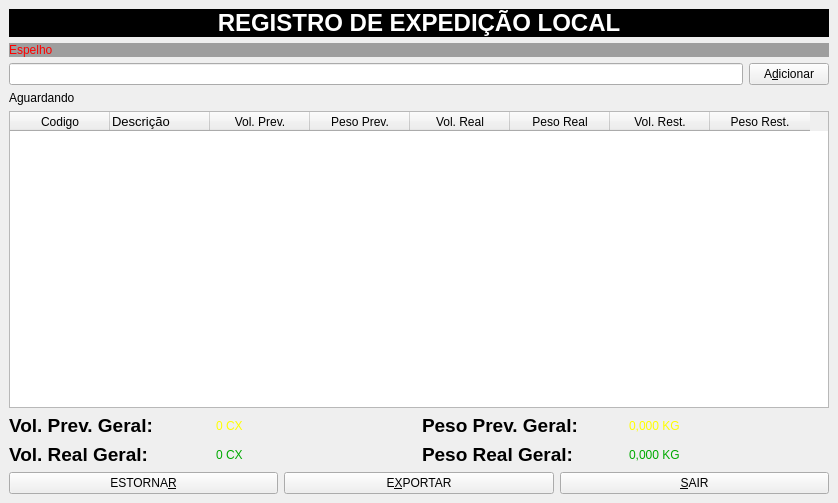
Above: gui/view/tela_leitura.ui from siqueiradias/Expedicao_local before the change. Below: the same form after it.
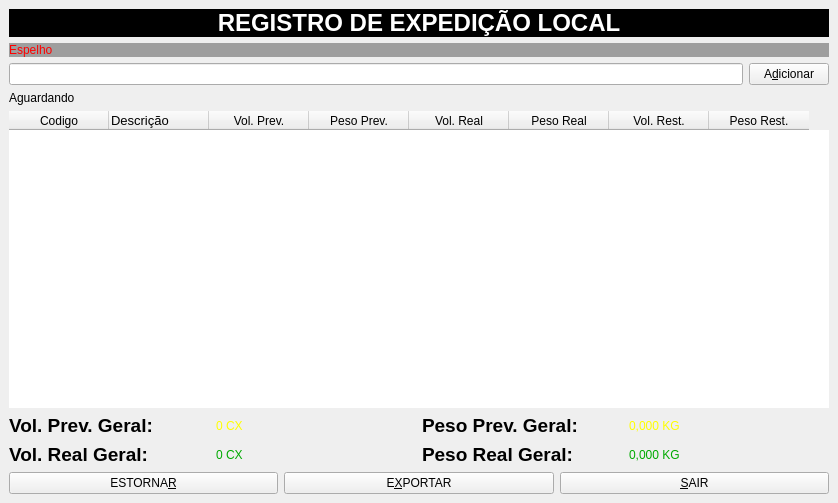
That is the form after the change.

```diff
--- a/gui/view/tela_leitura.ui
+++ b/gui/view/tela_leitura.ui
@@ -135,8 +135,11 @@
     </item>
     <item row="5" column="0">
      <widget class="QTableWidget" name="tbl_resumo">
+      <property name="frameShape">
+       <enum>QFrame::NoFrame</enum>
+      </property>
       <property name="frameShadow">
-       <enum>QFrame::Raised</enum>
+       <enum>QFrame::Plain</enum>
       </property>
       <property name="editTriggers">
        <set>QAbstractItemView::NoEditTriggers</set>
@@ -144,6 +147,12 @@
       <property name="selectionMode">
        <enum>QAbstractItemView::SingleSelection</enum>
       </property>
+      <property name="showGrid">
+       <bool>false</bool>
+      </property>
+      <property name="gridStyle">
+       <enum>Qt::DashLine</enum>
+      </property>
       <column>
        <property name="text">
         <string>Codigo</string>
```
